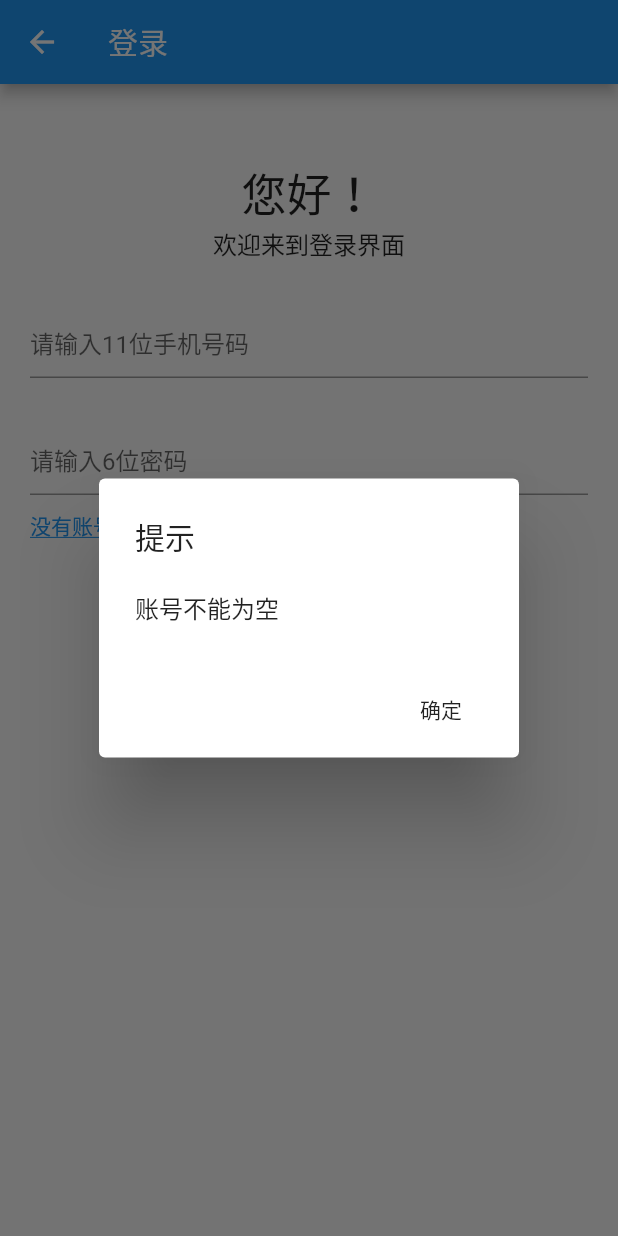
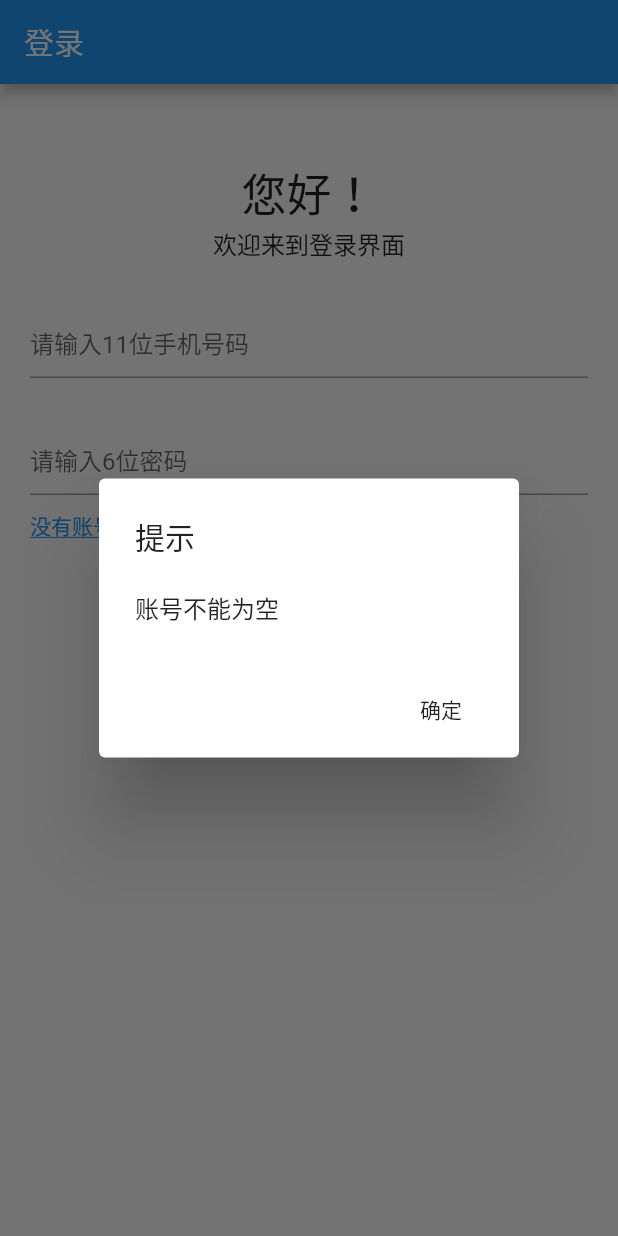
Before and after one commit to Smeiling/flutter_book_demo, a Flutter app: the LoginPageWidget screen opened directly, after a tap on "登录", on a phone screen of 412 x 824 dp. Run offline on Flutter 3.47's test engine with Material 2 defaults, Android fonts, the phone set to English and light mode, and no system bars; our stand-ins replace shared_preferences; accounts and stored records are empty; network calls fail.

```diff
--- a/lib/pages/LoginPage.dart
+++ b/lib/pages/LoginPage.dart
@@ -1,5 +1,6 @@
 import 'package:flutter/material.dart';
 import 'package:lovebooks/common/DialogUtils.dart';
+import 'package:lovebooks/main.dart';
 import 'package:lovebooks/pages/RegisterPage.dart';
 import 'package:shared_preferences/shared_preferences.dart';
 
@@ -34,12 +35,7 @@ class LoginPageWidget extends StatelessWidget {
   Widget build(BuildContext context) {
     return new Scaffold(
       appBar: AppBar(
-        title: Text('登录'),
-        leading: IconButton(
-            icon: BackButtonIcon(),
-            onPressed: () {
-              Navigator.pop(context);
-            }),
+        title: Text('登录', textAlign: TextAlign.center),
       ),
       body: Container(
         margin: EdgeInsets.fromLTRB(20.0, 50.0, 20.0, 20.0),
@@ -121,7 +117,7 @@ class LoginPageWidget extends StatelessWidget {
     }
     var sp = await SharedPreferences.getInstance();
     if (sp.get(account) == password) {
-      DialogUtils.show(context, '提示', '登录成功');
+      sp.setString("current_login_user", account);
     } else {
       DialogUtils.show(context, '提示', '登录失败，用户名或密码错误');
     }
```
Also changed, not shown: lib/main.dart (+14 -3 lines), lib/pages/MyInfoPage.dart (+42 -1 lines).
